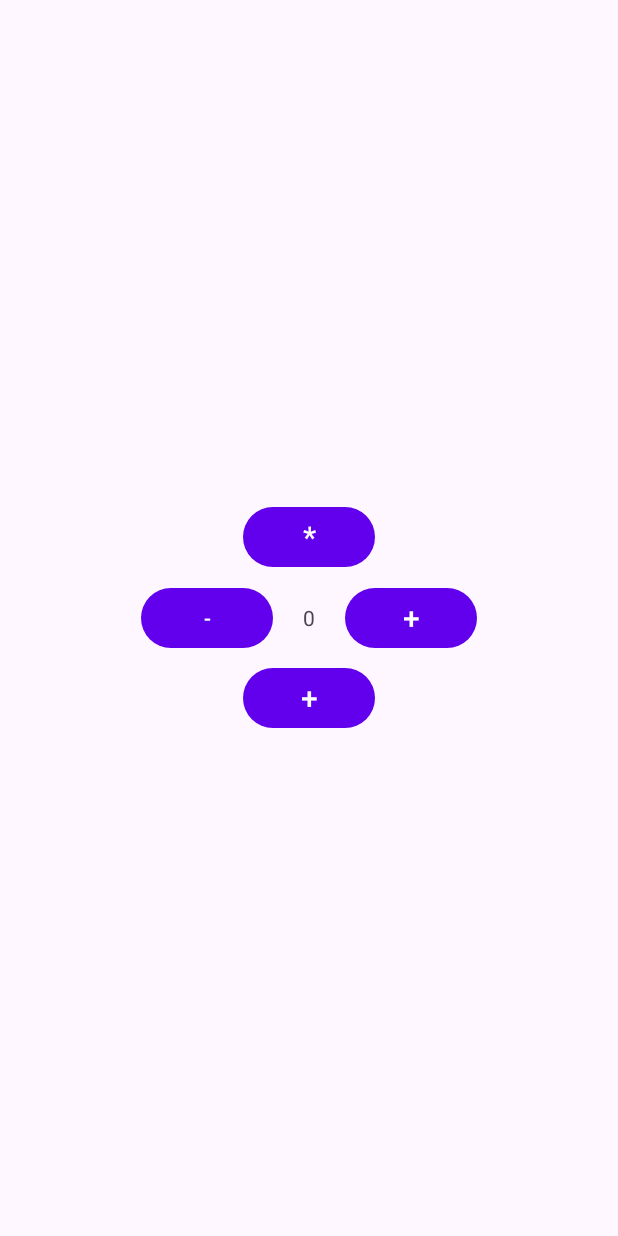
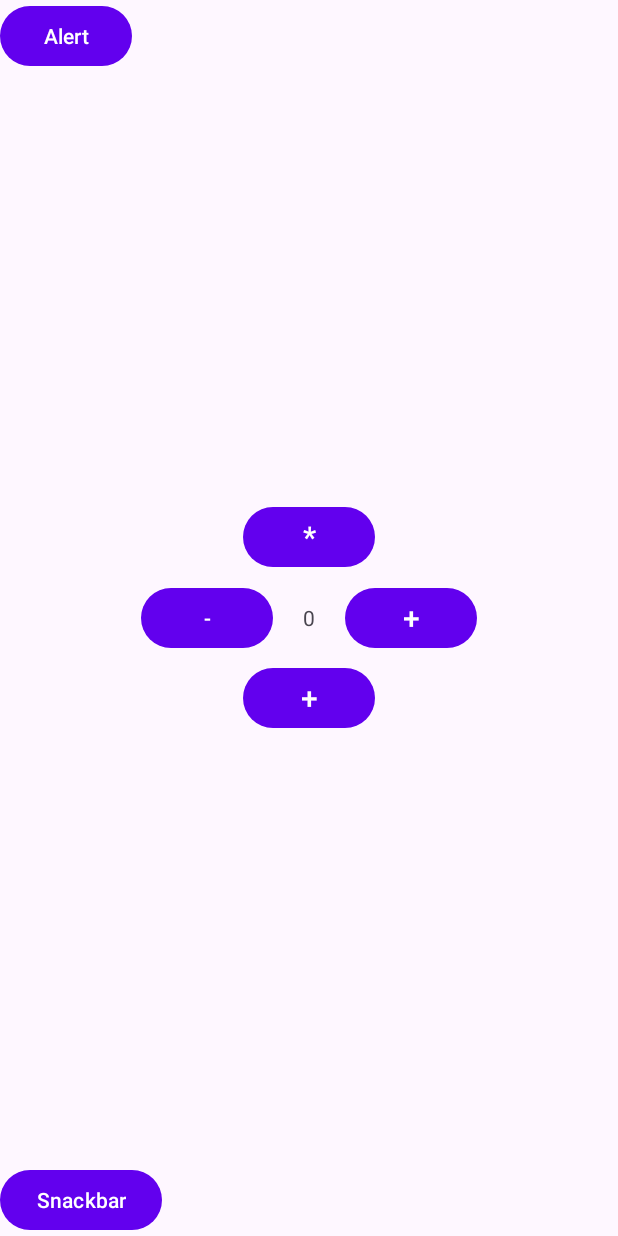
Before and after one commit to amanpreeto7/KotlinJuneBatch, an Android app: the screen it shows after launch (RelativeActivity), on a phone screen of 412 x 824 dp. Run offline under Robolectric (Android 15) with nearby library versions, the phone set to English and light mode, and no system bars.

Commit message:
Snackbar and alert dialog added

```diff
--- a/app/src/main/java/com/o7solutions/kotlinjunebatch/RelativeActivity.kt
+++ b/app/src/main/java/com/o7solutions/kotlinjunebatch/RelativeActivity.kt
@@ -4,6 +4,8 @@ import androidx.appcompat.app.AppCompatActivity
 import android.os.Bundle
 import android.widget.Button
 import android.widget.TextView
+import androidx.appcompat.app.AlertDialog
+import com.google.android.material.snackbar.Snackbar
 
 class RelativeActivity : AppCompatActivity() {
 
@@ -11,7 +13,9 @@ class RelativeActivity : AppCompatActivity() {
     lateinit var btnAdd : Button
     lateinit var btnMultiply : Button
     lateinit var btnDivide : Button
+    lateinit var btnSnackbar : Button
     lateinit var tvNumber : TextView
+    lateinit var btnAlert : Button
     var number = 0
 
     override fun onCreate(savedInstanceState: Bundle?) {
@@ -23,6 +27,8 @@ class RelativeActivity : AppCompatActivity() {
         btnMultiply = findViewById(R.id.btnMultiply)
         btnDivide = findViewById(R.id.btnDivide)
         tvNumber = findViewById(R.id.tvNumber)
+        btnSnackbar = findViewById(R.id.btnSnackbar)
+        btnAlert = findViewById(R.id.btnAlert)
 
         tvNumber.text = number.toString()
 
@@ -31,6 +37,26 @@ class RelativeActivity : AppCompatActivity() {
             tvNumber.text = number.toString()
         }
 
+        btnSnackbar.setOnClickListener {
+            var snackbar =
+                Snackbar.make(btnSnackbar, "This is snackbar", Snackbar.LENGTH_INDEFINITE)
+            snackbar.setAnchorView(R.id.btnSnackbar)
+            snackbar.setAction("OK") {
+                number += 2
+                tvNumber.text = number.toString()
+            }
+            snackbar.show()
+        }
 
+        btnAlert.setOnClickListener {
+            AlertDialog.Builder(this)
+                .setTitle(resources.getString(R.string.title))
+                .setMessage("This is testing message")
+                .setCancelable(false)
+                .setPositiveButton(resources.getString(R.string.positive_button), {_,_->
+
+                })
+                .show()
+        }
     }
 }
--- a/app/src/main/res/layout/activity_relative.xml
+++ b/app/src/main/res/layout/activity_relative.xml
@@ -2,6 +2,11 @@
 <RelativeLayout xmlns:android="http://schemas.android.com/apk/res/android"
     android:layout_width="match_parent"
     android:layout_height="match_parent">
+    <Button
+        android:layout_width="wrap_content"
+        android:layout_height="wrap_content"
+        android:id="@+id/btnAlert"
+        android:text="@string/alert"/>
 
     <Button
         android:id="@+id/btnMultiply"
@@ -57,4 +62,11 @@
         android:layout_centerHorizontal="true"
         android:layout_below="@+id/tvNumber"/>
 
+
+    <Button
+        android:layout_width="wrap_content"
+        android:layout_height="wrap_content"
+        android:text="@string/snackbar"
+        android:id="@+id/btnSnackbar"
+        android:layout_alignParentBottom="true"/>
 </RelativeLayout>
--- a/app/src/main/res/values/strings.xml
+++ b/app/src/main/res/values/strings.xml
@@ -22,4 +22,8 @@
     <string name="about_singapore">Singapore officially the Republic of Singapore, and often referred to as the Lion City, Garden City and the Red Dot, is a global city in Southeast Asia and the world’s only island city state. It lies one degree(137 km) north to the equator, at the southernmost tip of continental Asia and peninsular Malaysia, with Indonesia’s Riau Islands to the south. Singapore’s territory consists of the diamond shaped main island and 62 islets</string>
     <string name="discard">Discard</string>
     <string name="upload">Upload</string>
+    <string name="snackbar">Snackbar</string>
+    <string name="alert">Alert</string>
+    <string name="title">Title</string>
+    <string name="positive_button">Positive Button</string>
 </resources>
```
Also changed, not shown: app/src/main/java/com/o7solutions/kotlinjunebatch/LoginActivity.kt (+8 -0 lines).
